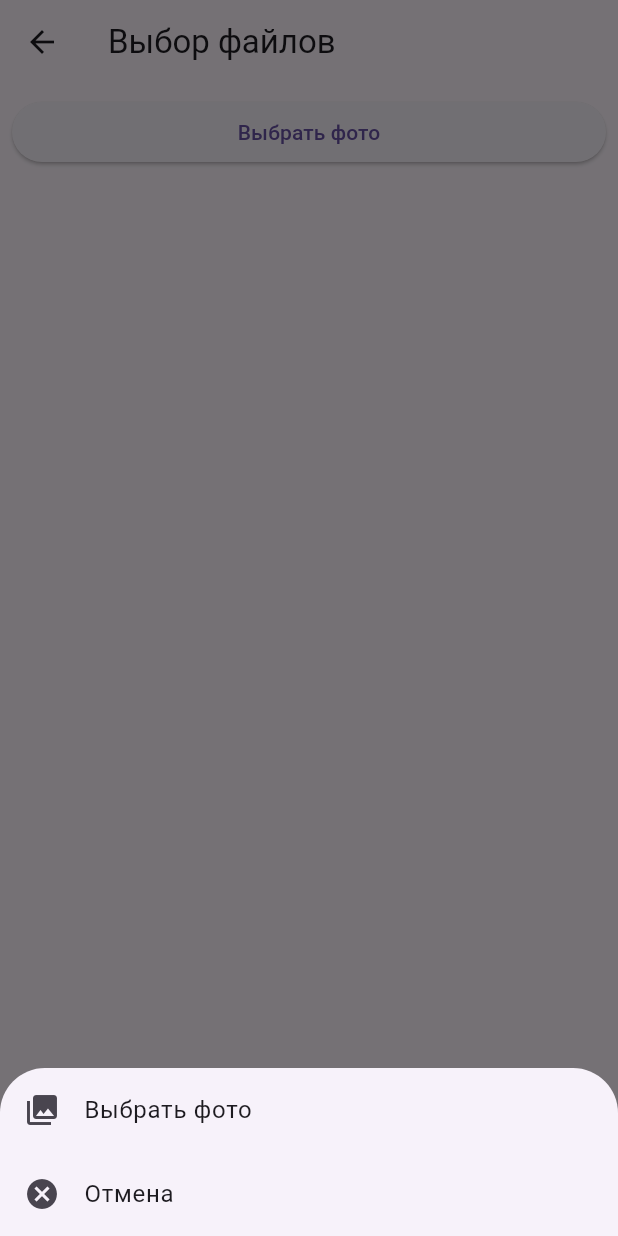
After one commit to Kotelnikovekb/go_form, a Flutter app: the SelectFilePage screen opened directly, after a tap on "Выбрать фото", on a phone screen of 412 x 824 dp. The commit adds this screen. Run offline on Flutter 3.47's test engine with Material 3 defaults, Android fonts, the phone set to English and light mode, and no system bars; our stand-ins replace image_picker, mask_text_input_formatter, webview_flutter.

```diff
--- a/example/lib/forms/login_form.dart
+++ b/example/lib/forms/login_form.dart
@@ -55,6 +55,7 @@ class _LoginFormState extends State<LoginForm> {
         ),
         ElevatedButton(
           onPressed: () {
+            _formController.resetAllErrors();
             if (!_formController.validate()) {
               return;
             }
--- /dev/null
+++ b/example/lib/inputs/go_form_files.dart
@@ -0,0 +1,99 @@
+import 'dart:io';
+import 'package:flutter/material.dart';
+import 'package:go_form/go_form.dart';
+import 'package:image_picker/image_picker.dart';
+
+String formatFileSize(int bytes) {
+  const suffixes = ['Б', 'КБ', 'МБ', 'ГБ', 'ТБ'];
+  double size = bytes.toDouble();
+  int i = 0;
+
+  while (size >= 1024 && i < suffixes.length - 1) {
+    size /= 1024;
+    i++;
+  }
+
+  return '${size.toStringAsFixed(1)} ${suffixes[i]}';
+}
+
+class GoFormFiles extends FormFieldModelBase<List<File>> {
+  GoFormFiles({
+    required super.name,
+    super.initialValue = const [],
+    super.validator,
+  });
+
+  @override
+  Widget build(BuildContext context, FieldController<List<File>> controller) {
+    return Column(
+      children: [
+        SizedBox(
+          width: MediaQuery.of(context).size.width,
+          child: ElevatedButton(
+            onPressed: () async {
+              showModalBottomSheet(
+                context: context,
+                shape: RoundedRectangleBorder(
+                  borderRadius: BorderRadius.vertical(top: Radius.circular(30)),
+                ),
+                builder: (context) {
+                  return SafeArea(
+                    child: Wrap(
+                      children: [
+                        ListTile(
+                          leading: Icon(Icons.photo_library),
+                          title: Text('Выбрать фото'),
+                          onTap: () async {
+                            Navigator.of(context).pop();
+                            final picker = ImagePicker();
+                            final pickedFile = await picker.pickImage(source: ImageSource.gallery);
+                            print(pickedFile!=null);
+                            if (pickedFile != null) {
+                              final image = File(pickedFile.path);
+                              controller.onChange([...controller.value ?? [], image]);
+                            }
+                          },
+                        ),
+                        ListTile(
+                          leading: Icon(Icons.cancel),
+                          title: Text('Отмена'),
+                          onTap: () => Navigator.of(context).pop(),
+                        ),
+                      ],
+                    ),
+                  );
+                },
+              );
+            },
+            child: Text('Выбрать фото'),
+          ),
+        ),
+        ListView.builder(
+          itemBuilder: (context, index) {
+            final item = controller.value?[index];
+            final file = item!;
+            return ListTile(
+              contentPadding: EdgeInsets.zero,
+              leading: Image.file(file),
+              title: Text(file.path.split('/').last, maxLines: 2, overflow: TextOverflow.ellipsis),
+              subtitle: Text(formatFileSize(file.lengthSync())),
+              trailing: IconButton(
+                onPressed: () {
+                  controller.onChange(List.from(controller.value ?? [])..remove(item));
+                },
+                icon: const Icon(Icons.delete, color: Colors.red),
+              ),
+            );
+          },
+          shrinkWrap: true,
+          itemCount: controller.value?.length ?? 0,
+        ),
+        if (controller.error != null)
+          Text(
+            controller.error!,
+            style: const TextStyle(color: Colors.red),
+          )
+      ],
+    );
+  }
+}
--- /dev/null
+++ b/example/lib/pages/select_file_page.dart
@@ -0,0 +1,40 @@
+import 'package:flutter/material.dart';
+import 'package:go_form/go_form.dart';
+
+import '../inputs/go_form_files.dart';
+
+class SelectFilePage extends StatefulWidget {
+  const SelectFilePage({super.key});
+
+  @override
+  State<SelectFilePage> createState() => _SelectFilePageState();
+}
+
+class _SelectFilePageState extends State<SelectFilePage> {
+
+  final formController = FormController();
+
+  @override
+  Widget build(BuildContext context) {
+    return Scaffold(
+      appBar: AppBar(
+        title: Text('Выбор файлов'),
+      ),
+      body: Padding(
+        padding: const EdgeInsets.all(8.0),
+        child: Column(
+          children: [
+            DynamicForm(
+                fields: [
+                  GoFormFiles(
+                    name: 'files',
+                  )
+                ],
+                controller: formController
+            )
+          ],
+        ),
+      ),
+    );
+  }
+}
--- a/example/pubspec.yaml
+++ b/example/pubspec.yaml
@@ -24,6 +24,7 @@ dependencies:
     # The example app is bundled with the plugin so we use a path dependency on
     # the parent directory to use the current plugin's version.
     path: ../
+  image_picker: ^1.1.2
 
   # The following adds the Cupertino Icons font to your application.
   # Use with the CupertinoIcons class for iOS style icons.
--- a/lib/src/controllers/form_controller.dart
+++ b/lib/src/controllers/form_controller.dart
@@ -1,19 +1,8 @@
 import 'package:flutter/foundation.dart';
 import 'package:flutter/material.dart';
 
+import '../domain/domain.dart';
 import 'field_controller.dart';
-
-enum ErrorResetMode {
-  resetOnFocus,
-  resetOnValueChange,
-  noReset,
-}
-
-enum ValidationMode {
-  valueChange,
-  focusChange,
-  noValidate,
-}
 
 /// Manages the state, validation, and interaction of form fields.
 ///
@@ -108,6 +97,7 @@ class FormController {
     Future<String?> Function(T?)? asyncValidator,
     Key? key,
     Duration? debounceDuration,
+    void Function()? onDebounceComplete,
   }) {
     if (!_fields.containsKey(name)) {
       _initialValues[name] = initialValue;
@@ -117,6 +107,7 @@ class FormController {
         asyncValidator: asyncValidator,
         key: key,
         debounceDuration: debounceDuration,
+        onDebounceComplete: onDebounceComplete,
       );
       final field = _fields[name]!;
       T? lastValue = field.value;
--- a/lib/src/domain/domain.dart
+++ b/lib/src/domain/domain.dart
@@ -1,2 +1,3 @@
 export 'form_field_model_base.dart';
 export 'from_field_data.dart';
+export 'enums/enums.dart';
--- /dev/null
+++ b/lib/src/domain/enums/enums.dart
@@ -0,0 +1,3 @@
+export 'validation_mode.dart';
+export 'error_reset_mode.dart';
+export 'field_status.dart';
--- /dev/null
+++ b/lib/src/domain/enums/error_reset_mode.dart
@@ -0,0 +1,5 @@
+enum ErrorResetMode {
+  resetOnFocus,
+  resetOnValueChange,
+  noReset,
+}
--- /dev/null
+++ b/lib/src/domain/enums/field_status.dart
@@ -0,0 +1,24 @@
+/// Describes the current state of a field in the form lifecycle.
+///
+/// This enum helps track how the field is behaving at any moment:
+/// whether it's waiting for input, validating asynchronously,
+/// contains errors, or has been recently modified.
+enum FieldStatus {
+  /// Initial state. No value entered, and no validation has occurred.
+  idle,
+
+  /// The field is currently running an async validator (e.g., API call).
+  loading,
+
+  /// The field passed validation successfully.
+  validated,
+
+  /// The field has a validation error (sync or async).
+  error,
+
+  /// Debounce delay is in progress before value is committed.
+  debounce,
+
+  /// Value has been entered and committed, but validation hasn't been run yet.
+  filled,
+}
--- /dev/null
+++ b/lib/src/domain/enums/validation_mode.dart
@@ -0,0 +1,5 @@
+enum ValidationMode {
+  valueChange,
+  focusChange,
+  noValidate,
+}
--- a/lib/src/domain/from_field_data.dart
+++ b/lib/src/domain/from_field_data.dart
@@ -1,4 +1,6 @@
 import 'package:flutter/material.dart';
+
+import '../../go_form.dart';
 
 class FormFieldData<T> {
   final ValueNotifier<T?> value;
@@ -6,6 +8,8 @@ class FormFieldData<T> {
   final String? Function(T? value)? validator;
   final Key? key;
   final Future<String?> Function(T? value)? asyncValidator;
+  final void Function()? onDebounceComplete;
+  final FieldStatus status;
 
   FormFieldData({
     T? initialValue,
@@ -13,17 +17,28 @@ class FormFieldData<T> {
     this.error,
     this.key,
     this.asyncValidator,
+    this.status = FieldStatus.idle,
+    this.onDebounceComplete,
   }) : value = ValueNotifier<T?>(initialValue);
 
   @override
   bool operator ==(Object other) {
+    if (identical(this, other)) return true;
     return other is FormFieldData<T> &&
-        other.value == value &&
-        other.error == error;
+        other.value.value == value.value &&
+        other.error == error &&
+        other.validator == validator &&
+        other.asyncValidator == asyncValidator &&
+        other.status == status;
   }
 
   @override
-  int get hashCode => value.hashCode ^ error.hashCode;
+  int get hashCode =>
+      value.value.hashCode ^
+      error.hashCode ^
+      validator.hashCode ^
+      asyncValidator.hashCode ^
+      status.hashCode;
 
   /// Creates a copy of this [FormFieldData] with the ability to override some properties.
   FormFieldData<T> copyWith({
@@ -32,12 +47,16 @@ class FormFieldData<T> {
     String? Function(dynamic value)? validator,
     T? value,
     Future<String?> Function(T? value)? asyncValidator,
+    FieldStatus? status,
+    void Function()? onDebounceComplete,
   }) {
     return FormFieldData<T>(
       initialValue: initialValue ?? this.value.value,
       error: error ?? this.error,
       validator: validator ?? this.validator,
       asyncValidator: asyncValidator ?? this.asyncValidator,
+      status: status ?? this.status,
+      onDebounceComplete: onDebounceComplete ?? this.onDebounceComplete,
     );
   }
 
--- a/pubspec.yaml
+++ b/pubspec.yaml
@@ -1,6 +1,6 @@
 name: go_form
 description: "A generic controller for managing state and validation of input fields in Flutter. Supports initial value, validation, errors, and focus."
-version: 1.7.0
+version: 1.8.0
 homepage: https://github.com/Kotelnikovekb/go_form
 repository: https://github.com/Kotelnikovekb/go_form
 issue_tracker: https://github.com/Kotelnikovekb/go_form/issues
```
Also changed, not shown: example/lib/inputs/go_password_input.dart (+43 -19 lines), example/lib/inputs/search_input.dart (added, +59 -0 lines), example/lib/pages/debounce_example_page.dart (+24 -2 lines), example/lib/pages/home_page.dart (+17 -9 lines), example/lib/pages/phone_and_country.dart (+89 -70 lines), lib/src/controllers/field_controller.dart (+31 -8 lines), lib/src/domain/form_field_model_base.dart (+8 -0 lines), example/pubspec.lock, 2 other files.
